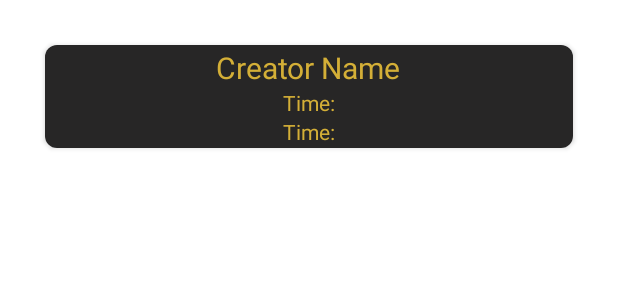
After one commit to Eyad994/FinalAndroidProject, an Android app: the layout card_user.xml on its own in the app's theme, with its tools: preview values and no code run, on a phone screen of 412 x 824 dp. The commit adds this screen. Shown: the top 300 px of the screen. Run offline under Robolectric (Android 15) with nearby library versions, the phone set to English and light mode, and no system bars.

Commit message:
added user activity

```diff
--- a/app/build.gradle
+++ b/app/build.gradle
@@ -43,4 +43,5 @@ dependencies {
     implementation 'com.google.android.gms:play-services-maps:17.0.0'
     implementation 'com.linroid.filtermenu:library:0.2.3@aar'
     implementation 'com.google.android.material:material:1.0.0'
+    implementation 'com.android.support:recyclerview-v7:28.0.0'
 }
--- a/app/src/main/java/com/example/myapplication/Interface/JsonPlaceHolder.java
+++ b/app/src/main/java/com/example/myapplication/Interface/JsonPlaceHolder.java
@@ -19,8 +19,8 @@ public interface JsonPlaceHolder {
     /*@GET("user")
     Call<List<User>> getUser();*/
 
-    @GET("reserve/{id}")
-    Call<ResponseBody> getReservation(@Path("id") int userId);
+    @GET("getReserves/{id}")
+    Call<List<Reserves>> getReservation(@Path("id") String userId);
 
     @GET("auth/user")
     Call<ResponseBody> getUser(@Header("Authorization") String header);
--- a/app/src/main/java/com/example/myapplication/SplashActivity.java
+++ b/app/src/main/java/com/example/myapplication/SplashActivity.java
@@ -79,7 +79,7 @@ public class SplashActivity extends AppCompatActivity {
                         {
                             getUserDetails();
                             Toast.makeText(SplashActivity.this, "Welcome Mr/Ms: "+ pref.getString("name", null), Toast.LENGTH_SHORT).show();
-                            startActivity(new Intent(SplashActivity.this, MapsActivity.class));
+                            startActivity(new Intent(SplashActivity.this, UserActivity.class));
                         } else {
                             startActivity(new Intent(SplashActivity.this, MainActivity.class));
                         }
@@ -90,7 +90,6 @@ public class SplashActivity extends AppCompatActivity {
 
                     }
                 });
-
 
             }
 
--- a/app/src/main/res/layout/activity_splash_scr.xml
+++ b/app/src/main/res/layout/activity_splash_scr.xml
@@ -4,10 +4,8 @@
     xmlns:tools="http://schemas.android.com/tools"
     android:layout_width="match_parent"
     android:layout_height="match_parent"
-    android:background="@mipmap/background"
+    android:background="@color/lightWhite"
     tools:context="com.example.myapplication.SplashActivity">
-
-
 
     <ImageView
         android:id="@+id/ivLogoSplash"
--- /dev/null
+++ b/app/src/main/res/layout/card_user.xml
@@ -0,0 +1,47 @@
+<com.google.android.material.card.MaterialCardView xmlns:android="http://schemas.android.com/apk/res/android"
+    android:layout_width="match_parent"
+    android:layout_height="wrap_content"
+    xmlns:app="http://schemas.android.com/apk/res-auto"
+    android:layout_margin="30dp"
+    app:cardElevation="2dp"
+    app:cardCornerRadius="8dp">
+
+    <LinearLayout
+        android:layout_width="match_parent"
+        android:layout_height="wrap_content"
+        android:orientation="vertical"
+        android:background="@color/lightBlack"
+        android:gravity="center"
+        android:padding="1dp">
+
+        <!--<ImageView
+            android:id="@+id/image_provider"
+            android:layout_width="match_parent"
+            android:layout_height="50dp"
+            android:layout_marginEnd="130dp"
+            android:src="@mipmap/logo_noshadow"/>-->
+
+        <TextView
+            android:id="@+id/tvProviderName"
+            android:layout_width="wrap_content"
+            android:layout_height="wrap_content"
+            android:text="Creator Name"
+            android:textColor="@color/gold"
+            android:textSize="20sp"/>
+
+        <TextView
+            android:id="@+id/tvDate"
+            android:layout_width="wrap_content"
+            android:layout_height="wrap_content"
+            android:textColor="@color/gold"
+            android:text="Time:"/>
+
+        <TextView
+            android:id="@+id/tvTime"
+            android:layout_width="wrap_content"
+            android:layout_height="wrap_content"
+            android:textColor="@color/gold"
+            android:text="Time:"/>
+    </LinearLayout>
+
+</com.google.android.material.card.MaterialCardView>
--- a/app/src/main/res/values/colors.xml
+++ b/app/src/main/res/values/colors.xml
@@ -6,5 +6,9 @@
     <color name="white">#FFFFFF</color>
     <color name="gray">#5b5b5b</color>
     <color name="red">#F10A59</color>
+    <color name="lightWhite">#6D6868</color>
+    <color name="lightBlack">#272626</color>
+    <color name="black">#0C0C0C</color>
+    <color name="gold">#d4af37</color>
 
 </resources>
--- a/app/src/main/res/values/styles.xml
+++ b/app/src/main/res/values/styles.xml
@@ -1,7 +1,7 @@
 <resources>
 
     <!-- Base application theme. -->
-    <style name="AppTheme" parent="Theme.AppCompat.Light.NoActionBar">
+    <style name="AppTheme" parent="Theme.MaterialComponents.Light.NoActionBar">
         <!-- Customize your theme here. -->
         <item name="colorPrimary">@color/colorPrimary</item>
         <item name="colorPrimaryDark">@color/colorPrimaryDark</item>
```
Also changed, not shown: app/src/main/java/com/example/myapplication/Models/Reserves.java (+10 -0 lines), app/src/main/java/com/example/myapplication/ReserveAdapter.java (added, +64 -0 lines), app/src/main/java/com/example/myapplication/UserActivity.java (+75 -0 lines), app/src/main/res/drawable/card_edge.xml (added, +8 -0 lines), app/src/main/res/layout/activity_user.xml (+7 -2 lines).
